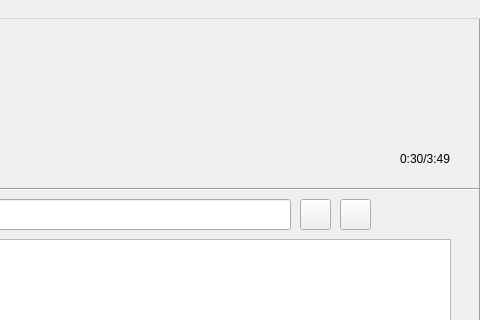
First picture: the form in src/graphic.ui, repository nico4021/LNMusic, before the edit; both pictures show x 320 to 800 and y 0 to 320 of the 800 by 609 pixel window.
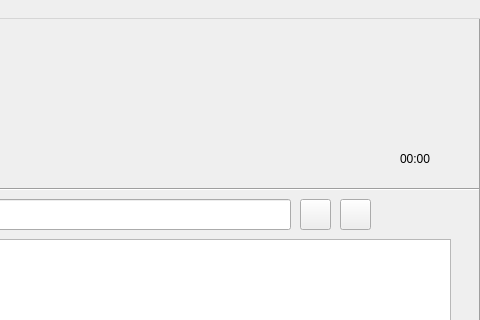
Second picture: the form after the edit. Icons and pictures are not drawn.

What changed in the file:
```diff
--- a/src/graphic.ui
+++ b/src/graphic.ui
@@ -307,7 +307,7 @@
      </rect>
     </property>
     <property name="text">
-     <string>0:30/3:49</string>
+     <string>00:00</string>
     </property>
    </widget>
   </widget>
```
